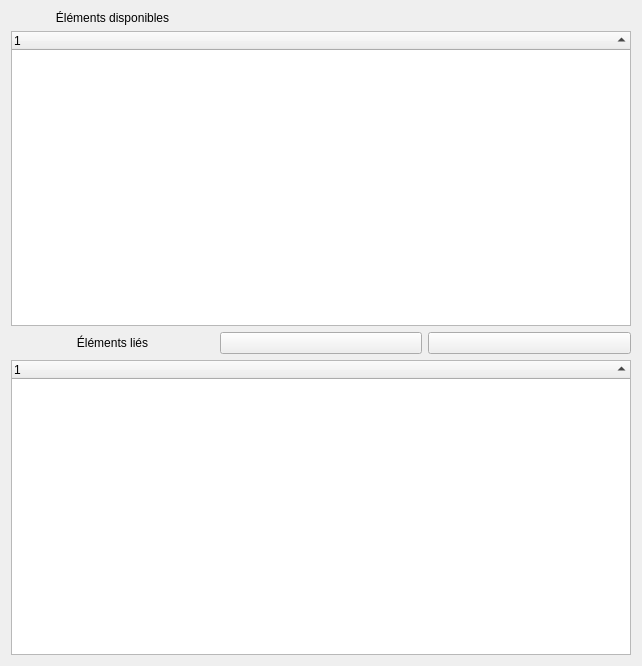
The window that sources/ui/masterpropertieswidget.ui (itaueira/qelectrotech-source) describes before a commit, drawn with Qt 5.
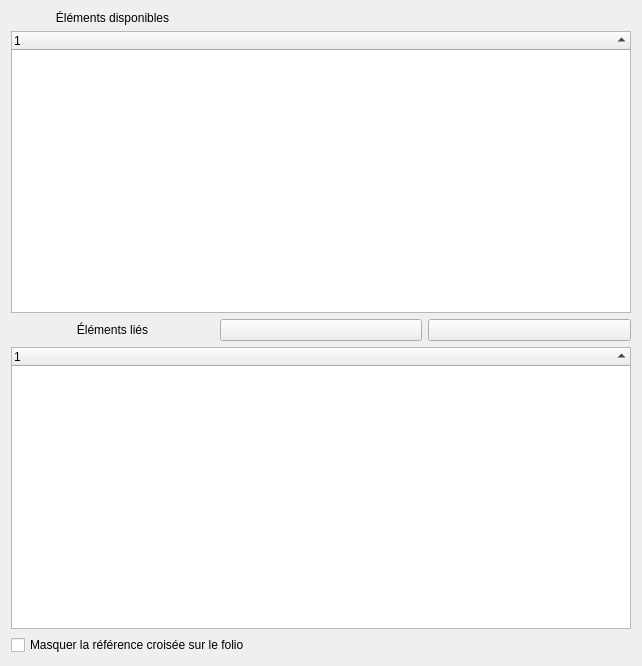
The same window after the commit. Icons and pictures are not drawn.

The edit to the form file:
```diff
--- a/sources/ui/masterpropertieswidget.ui
+++ b/sources/ui/masterpropertieswidget.ui
@@ -155,6 +155,16 @@
      </property>
     </widget>
    </item>
+   <item row="4" column="2" colspan="3">
+    <widget class="QCheckBox" name="m_hide_xref_cb">
+     <property name="toolTip">
+      <string>La référence croisée reste active : les éléments liés, le texte affiché par chaque esclave et la navigation ne changent pas. Seul son dessin est retiré du folio.</string>
+     </property>
+     <property name="text">
+      <string>Masquer la référence croisée sur le folio</string>
+     </property>
+    </widget>
+   </item>
   </layout>
  </widget>
  <resources>
```
